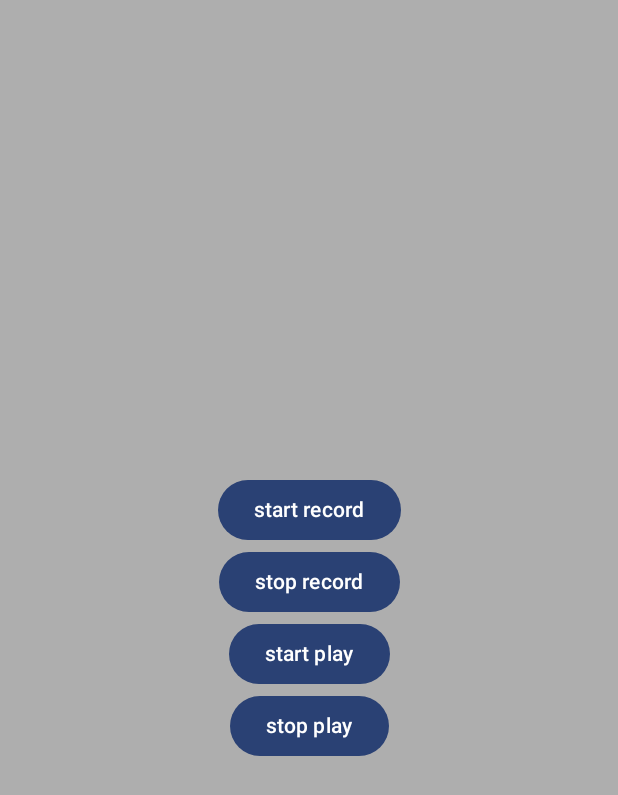
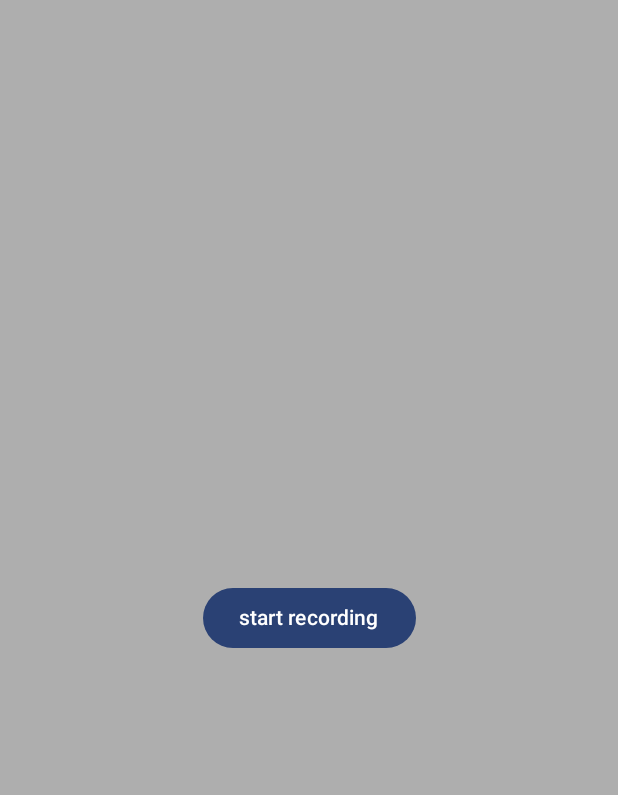
Before and after one commit to Glinsky-Nikita/mobile-assistant-hackathon, an Android app built with Jetpack Compose: the screen it shows after launch (MainActivity), on a phone screen of 412 x 824 dp. Shown: the top 795 px of the screen. Run offline under Robolectric (Android 15) with nearby library versions, the phone set to English and light mode, and no system bars.

Commit message:
Start API development, update state system

```diff
--- a/Application/MobileAssistant/app/build.gradle.kts
+++ b/Application/MobileAssistant/app/build.gradle.kts
@@ -50,6 +50,7 @@ android {
 }
 
 dependencies {
+
     //ViewModel
     implementation("androidx.lifecycle:lifecycle-viewmodel-compose:2.7.0")
 
@@ -59,6 +60,7 @@ dependencies {
     // Retrofit & OkHttp
     implementation ("com.squareup.retrofit2:retrofit:2.5.0")
     implementation ("com.squareup.retrofit2:converter-gson:2.5.0")
+    implementation ("com.squareup.okhttp3:logging-interceptor:4.0.0")
 
     implementation(libs.androidx.core.ktx)
     implementation(libs.androidx.lifecycle.runtime.ktx)
--- /dev/null
+++ b/Application/MobileAssistant/app/src/main/java/com/example/mobileassistant/domain/remote_ai_service/RemoteAiService.kt
@@ -0,0 +1,14 @@
+package com.example.mobileassistant.domain.remote_ai_service
+
+import okhttp3.MultipartBody
+import retrofit2.http.Multipart
+import retrofit2.http.POST
+import retrofit2.http.Part
+
+interface RemoteAiService {
+    @Multipart
+    @POST("")
+    suspend fun uploadAudioFile(
+        @Part file: MultipartBody.Part
+    ): AiServiceResponse
+}
--- /dev/null
+++ b/Application/MobileAssistant/app/src/main/java/com/example/mobileassistant/domain/use_cases/UseCase.kt
@@ -0,0 +1,3 @@
+package com.example.mobileassistant.domain.use_cases
+
+interface UseCase
--- a/Application/MobileAssistant/app/src/main/java/com/example/mobileassistant/presentation/assistant/AssistantEvent.kt
+++ b/Application/MobileAssistant/app/src/main/java/com/example/mobileassistant/presentation/assistant/AssistantEvent.kt
@@ -9,5 +9,8 @@ sealed class AssistantEvent {
     data object PausePlaying: AssistantEvent()
     data object StopPlaying: AssistantEvent()
 
+    data object SendFile: AssistantEvent()
+    data object DeleteFile: AssistantEvent()
+
     data object AttachFile: AssistantEvent()
 }
--- a/Application/MobileAssistant/app/src/main/java/com/example/mobileassistant/presentation/assistant/AssistantScreen.kt
+++ b/Application/MobileAssistant/app/src/main/java/com/example/mobileassistant/presentation/assistant/AssistantScreen.kt
@@ -28,28 +28,27 @@ fun VoiceRecorderScreen(
             .background(GrayBackground)
 
     ) {
-        Button(
-            onClick = { viewModel.onEvent(AssistantEvent.StartRecording) }
-        ) {
-            Text(text = "start record")
+        if (state.lifeCycleStep is LifeCycleStep.Default){
+            Button(onClick = { viewModel.onEvent(AssistantEvent.StartRecording) }) {
+                Text(text = "start recording")
+            }
+            //TODO добавить возможность прикреплять файл
         }
-
-        Button(
-            onClick = { viewModel.onEvent(AssistantEvent.StopRecording) }
-        ) {
-            Text(text = "stop record")
+        if (state.lifeCycleStep is LifeCycleStep.Recording) {
+            Button(onClick = { viewModel.onEvent(AssistantEvent.StopRecording) }) {
+                Text(text = "stop recording")
+            }
         }
-
-        Button(
-            onClick = { viewModel.onEvent(AssistantEvent.StartPlaying) }
-        ) {
-            Text(text = "start play")
-        }
-
-        Button(
-            onClick = { viewModel.onEvent(AssistantEvent.StopPlaying) }
-        ) {
-            Text(text = "stop play")
+        if(state.lifeCycleStep is LifeCycleStep.HaveFile) {
+            Button(onClick = { viewModel.onEvent(AssistantEvent.StartPlaying) }) {
+                Text(text = "start playing")
+            }
+            Button(onClick = { viewModel.onEvent(AssistantEvent.StopPlaying) }) {
+                Text(text = "stop playing")
+            }
+            Button(onClick = { viewModel.onEvent(AssistantEvent.SendFile) }) {
+                Text(text = "send file")
+            }
         }
     }
 }
--- a/Application/MobileAssistant/app/src/main/java/com/example/mobileassistant/presentation/assistant/AssistantState.kt
+++ b/Application/MobileAssistant/app/src/main/java/com/example/mobileassistant/presentation/assistant/AssistantState.kt
@@ -1,7 +1,18 @@
 package com.example.mobileassistant.presentation.assistant
 
+import java.io.File
+
 data class AssistantState(
-    val isRecording: Boolean = false,
-    val isPaused: Boolean = false,
+    val lifeCycleStep: LifeCycleStep = LifeCycleStep.Default,
+    val file: File? = null,
+    val transcription: String = "",
     val error: String? = null,
 )
+
+sealed class LifeCycleStep {
+    data object Default: LifeCycleStep()
+    data object Recording: LifeCycleStep()
+    data object Recorded: LifeCycleStep()
+    data object Playing: LifeCycleStep()
+    data object HaveFile: LifeCycleStep()
+}
--- a/Application/MobileAssistant/app/src/main/res/values/colors.xml
+++ b/Application/MobileAssistant/app/src/main/res/values/colors.xml
@@ -7,4 +7,9 @@
     <color name="teal_700">#FF018786</color>
     <color name="black">#FF000000</color>
     <color name="white">#FFFFFFFF</color>
+
+    <color name="gray_background">#FFAEAEAE</color>
+    <color name="gray_primary">#FFF4F4F4</color>
+    <color name="red_on_primary">#FFD05147</color>
+    <color name="red_accent">#FFB52116</color>
 </resources>
```
Also changed, not shown: Application/MobileAssistant/app/src/main/AndroidManifest.xml (+11 -0 lines), Application/MobileAssistant/app/src/main/java/com/example/mobileassistant/domain/remote_ai_service/AiServiceResponse.kt (added, +7 -0 lines), Application/MobileAssistant/app/src/main/java/com/example/mobileassistant/domain/remote_ai_service/RemoteAiServiceApi.kt (added, +32 -0 lines), Application/MobileAssistant/app/src/main/java/com/example/mobileassistant/domain/use_cases/UploadFileUseCase.kt (added, +30 -0 lines), Application/MobileAssistant/app/src/main/java/com/example/mobileassistant/presentation/assistant/AssistantViewModel.kt (+62 -4 lines), Application/MobileAssistant/app/src/main/java/com/example/mobileassistant/utils/getMimeType.kt (added, +18 -0 lines).
